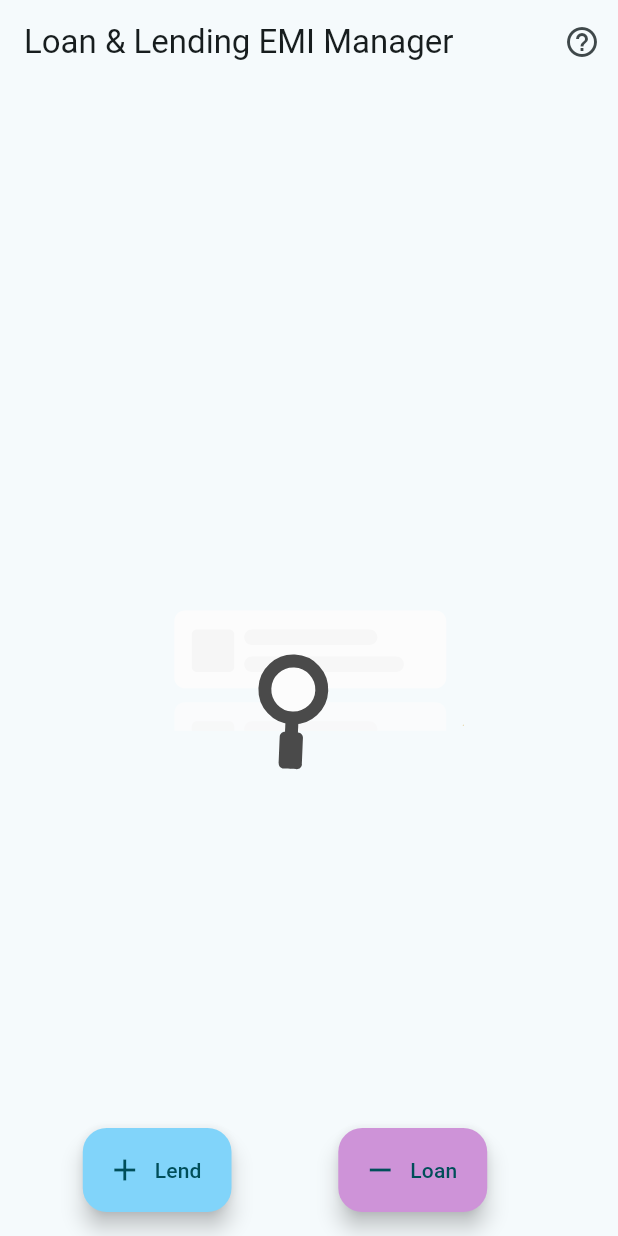
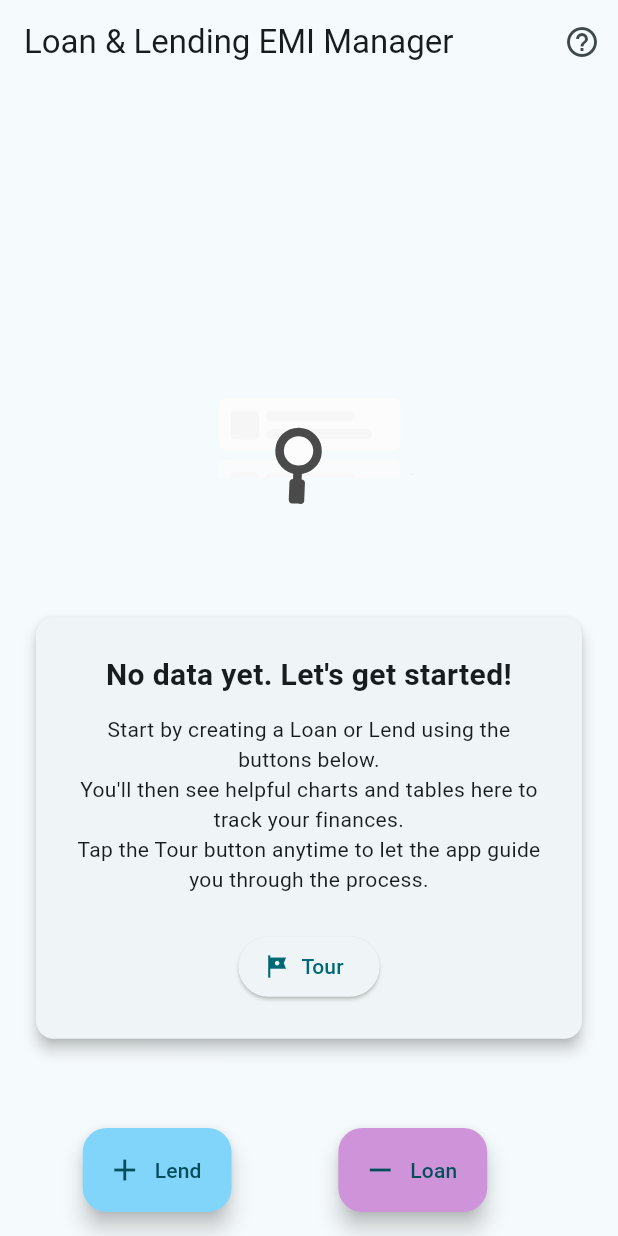
Before and after one commit to Pragament/flutter_loan_lend_EMI_manager_app, a Flutter app: the HomePage screen opened by its route, on a phone screen of 412 x 824 dp. Run offline on Flutter 3.47's test engine with Material 3 defaults, Android fonts, the light colour scheme and no system bars; drawn by our look-alikes of showcaseview; our stand-ins replace csv, file_picker, fl_chart, flutter_markdown, flutter_riverpod, go_router and 8 more; missing offline and left inert: currency_picker, version; accounts and stored records are empty; generated files the repository leaves out were written again; network calls fail; project files that could hold a hidden picture were left out.

Commit message:
Tour when no data is entered (#51)
* terms and condition done

* onboarding update

* Added T&C to onboarding page

* tour feature

```diff
--- a/lib/presentation/l10n/app_en.arb
+++ b/lib/presentation/l10n/app_en.arb
@@ -77,6 +77,9 @@
   "eulaTitle":"End User License Agreement",
   "eulaDeclined":"EULA Declined",
   "eulaAlertDialog":"You must accept the EULA to use this app.",
-  "close":"Close"
+  "close":"Close",
+  "noDataTitle": "No data yet. Let's get started!",
+  "noDataDescription": "Start by creating a Loan or Lend using the buttons below.\nYou'll then see helpful charts and tables here to track your finances.\nTap the Tour button anytime to let the app guide you through the process.",
+  "tourButtonLabel": "Tour"
 
 }
--- a/lib/presentation/l10n/app_hi.arb
+++ b/lib/presentation/l10n/app_hi.arb
@@ -83,5 +83,8 @@
 
   "eulaDeclined": "EULA अस्वीकृत",
   "eulaAlertDialog": "आपको इस ऐप का उपयोग करने के लिए EULA स्वीकार करना होगा।",
-  "close": "बंद करें"
+  "close": "बंद करें",
+  "noDataTitle": "अभी कोई डेटा नहीं है। चलिए शुरू करते हैं!",
+  "noDataDescription": "नीचे दिए गए बटन का उपयोग करके एक लोन या लेंड बनाएं।\nइसके बाद आप यहाँ उपयोगी चार्ट्स और टेबल्स देख पाएंगे।\nकिसी भी समय टूर बटन टैप करें, ऐप आपको प्रक्रिया में मार्गदर्शन करेगा।",
+  "tourButtonLabel": "टूर"
 }
--- a/lib/presentation/l10n/app_localizations.dart
+++ b/lib/presentation/l10n/app_localizations.dart
@@ -555,6 +555,25 @@ abstract class AppLocalizations {
   /// In en, this message translates to:
   /// **'Close'**
   String get close;
+
+  /// No description provided for @noDataTitle.
+  ///
+  /// In en, this message translates to:
+  /// **'No data yet. Let\'s get started!'**
+  String get noDataTitle;
+
+  /// No description provided for @noDataDescription.
+  ///
+  /// In en, this message translates to:
+  /// **'Start by creating a Loan or Lend using the buttons below.\nYou\'ll then see helpful charts and tables here to track your finances.\nTap the Tour button anytime to let the app guide you through the process.'**
+  String get noDataDescription;
+
+  /// No description provided for @tourButtonLabel.
+  ///
+  /// In en, this message translates to:
+  /// **'Tour'**
+  String get tourButtonLabel;
+
 }
 
 class _AppLocalizationsDelegate
--- a/lib/presentation/l10n/app_localizations_en.dart
+++ b/lib/presentation/l10n/app_localizations_en.dart
@@ -236,4 +236,14 @@ class AppLocalizationsEn extends AppLocalizations {
 
   @override
   String get close => 'Close';
+
+  @override
+  String get noDataTitle => 'No data yet. Let\'s get started!';
+
+  @override
+  String get noDataDescription =>
+      'Start by creating a Loan or Lend using the buttons below.\nYou\'ll then see helpful charts and tables here to track your finances.\nTap the Tour button anytime to let the app guide you through the process.';
+
+  @override
+  String get tourButtonLabel => 'Tour';
 }
--- a/lib/presentation/l10n/app_localizations_hi.dart
+++ b/lib/presentation/l10n/app_localizations_hi.dart
@@ -238,4 +238,14 @@ class AppLocalizationsHi extends AppLocalizations {
 
   @override
   String get close => 'बंद करें';
+
+  @override
+  String get noDataTitle => 'अभी कोई डेटा नहीं है। चलिए शुरू करते हैं!';
+
+  @override
+  String get noDataDescription =>
+      'नीचे दिए गए बटन का उपयोग करके एक लोन या लेंड बनाएं।\nइसके बाद आप यहाँ उपयोगी चार्ट्स और टेबल्स देख पाएंगे।\nकिसी भी समय टूर बटन टैप करें, ऐप आपको प्रक्रिया में मार्गदर्शन करेगा।';
+
+  @override
+  String get tourButtonLabel => 'टूर';
 }
--- a/lib/presentation/l10n/app_localizations_te.dart
+++ b/lib/presentation/l10n/app_localizations_te.dart
@@ -239,4 +239,16 @@ class AppLocalizationsTe extends AppLocalizations {
 
   @override
   String get close => 'మూసివేయి';
+
+
+  @override
+  String get noDataTitle => 'ఇంకా డేటా లేదు. ప్రారంభిద్దాం!';
+
+  @override
+  String get noDataDescription =>
+      'కింద ఉన్న బటన్‌లను ఉపయోగించి లోన్ లేదా లెండ్‌ను సృష్టించండి.\nమీ ఆర్థికాలను ట్రాక్ చేయడానికి మీరు ఇక్కడ సహాయక చార్ట్‌లు మరియు పట్టికలను చూడవచ్చు.\nయాప్ మీకు ప్రక్రియను చూపించేందుకు ఎప్పుడైనా టూర్ బటన్‌ను నొక్కండి.';
+
+  @override
+  String get tourButtonLabel => 'టూర్';
+
 }
--- a/lib/presentation/l10n/app_te.arb
+++ b/lib/presentation/l10n/app_te.arb
@@ -84,5 +84,8 @@
 
   "eulaDeclined": "EULA తిరస్కరించబడింది",
   "eulaAlertDialog": "ఈ యాప్‌ను ఉపయోగించడానికి మీరు EULAని అంగీకరించాలి.",
-  "close": "మూసివేయి"
+  "close": "మూసివేయి",
+  "noDataTitle": "ఇంకా డేటా లేదు. ప్రారంభిద్దాం!",
+  "noDataDescription": "కింద ఉన్న బటన్‌లను ఉపయోగించి లోన్ లేదా లెండ్‌ను సృష్టించండి.\nమీ ఆర్థికాలను ట్రాక్ చేయడానికి మీరు ఇక్కడ సహాయక చార్ట్‌లు మరియు పట్టికలను చూడవచ్చు.\nయాప్ మీకు ప్రక్రియను చూపించేందుకు ఎప్పుడైనా టూర్ బటన్‌ను నొక్కండి.",
+  "tourButtonLabel": "టూర్"
 }
--- a/lib/presentation/pages/home_page.dart
+++ b/lib/presentation/pages/home_page.dart
@@ -70,6 +70,8 @@ class HomePageState extends ConsumerState<HomePage> {
 
   // State variable to control Lottie animation visibility for errors
   bool _showErrorLottie = false;
+
+  bool _tourInProgress = false;
 
   @override
   void didChangeDependencies() {
@@ -847,12 +849,58 @@ class HomePageState extends ConsumerState<HomePage> {
             ],
           ),
           body: Center(
-            child: Lottie.asset(
-              'assets/animations/nodata_search.json',
-              width: 300,
-              height: 300,
-              fit: BoxFit.contain,
-              repeat: true,
+            child: Column(
+              mainAxisAlignment: MainAxisAlignment.center,
+              children: [
+                Lottie.asset(
+                  'assets/animations/nodata_search.json',
+                  width: 200,
+                  height: 200,
+                  fit: BoxFit.contain,
+                  repeat: true,
+                ),
+                const SizedBox(height: 24),
+                AnimatedOpacity(
+                  opacity: 1.0,
+                  duration: Duration(milliseconds: 800),
+                  child: Card(
+                    elevation: 4,
+                    margin: const EdgeInsets.symmetric(horizontal: 24),
+                    child: Padding(
+                      padding: const EdgeInsets.all(24.0),
+                      child: Column(
+                        mainAxisSize: MainAxisSize.min,
+                        children: [
+                          Text(
+                            AppLocalizations.of(context)!.noDataTitle,
+                            style: TextStyle(fontWeight: FontWeight.bold, fontSize: 20),
+                            textAlign: TextAlign.center,
+                          ),
+                          const SizedBox(height: 12),
+                          Text(
+                            AppLocalizations.of(context)!.noDataDescription,
+                            textAlign: TextAlign.center,
+                          ),
+                          const SizedBox(height: 24),
+                          ElevatedButton.icon(
+                            icon: Icon(Icons.tour),
+                            label: Text(AppLocalizations.of(context)!.tourButtonLabel),
+                            onPressed: () {
+                              setState(() {
+                                _tourInProgress = true;
+                              });
+                              ShowCaseWidget.of(context).startShowCase([
+                                lendHelpKey,
+                                loanHelpKey,
+                              ]);
+                            },
+                          ),
+                        ],
+                      ),
+                    ),
+                  ),
+                ),
+              ],
             ),
           ),
           floatingActionButton: Row(
@@ -869,7 +917,7 @@ class HomePageState extends ConsumerState<HomePage> {
                       MaterialPageRoute(
                         builder: (context) => const NewEmiPage(emiType: 'lend'),
                       ),
-                    ); // Use Navigator instead of GoRouter
+                    );
                   },
                   heroTag: 'newLendBtn',
                   backgroundColor: lendColor(context, false),
@@ -886,7 +934,7 @@ class HomePageState extends ConsumerState<HomePage> {
                       MaterialPageRoute(
                         builder: (context) => const NewEmiPage(emiType: 'loan'),
                       ),
-                    ); // Use Navigator instead of GoRouter
+                    );
                   },
                   heroTag: 'newLoanBtn',
                   backgroundColor: loanColor(context, false),
@@ -917,6 +965,18 @@ class HomePageState extends ConsumerState<HomePage> {
     });
 
     return ShowCaseWidget(
+      onFinish: () {
+        if (_tourInProgress) {
+          setState(() {
+            _tourInProgress = false;
+          });
+          Navigator.of(context).push(
+            MaterialPageRoute(
+              builder: (context) => NewEmiPage(emiType: 'loan', startTour: true),
+            ),
+          );
+        }
+      },
       builder: (context) => Scaffold(
         appBar: AppBar(
           title: Text(l10n.appTitle),
```
Also changed, not shown: lib/presentation/pages/new_emi_page.dart (+17 -2 lines).
